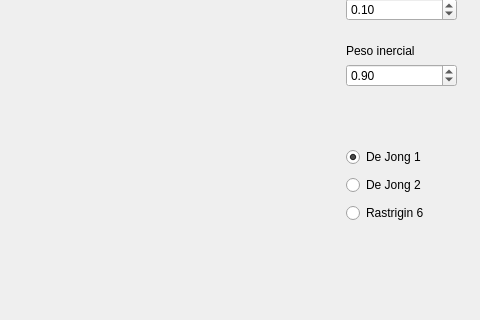
Old version of the form mainwindow.ui in the repository brunoaibanez/ParticleSwarmOptimization; both pictures show x 294 to 774 and y 165 to 485 of the 774 by 600 pixel window.
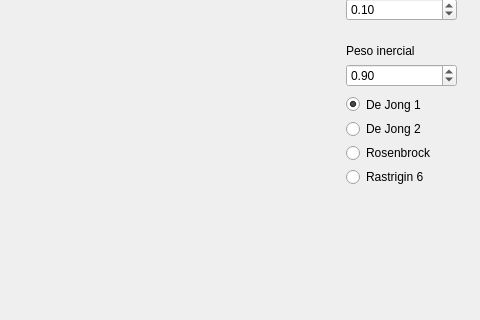
New version of the form.

Commit message: Added new function Rosenbrock and global minimum

Patch:
```diff
--- a/mainwindow.ui
+++ b/mainwindow.ui
@@ -189,9 +189,9 @@
     <property name="geometry">
      <rect>
       <x>640</x>
-      <y>310</y>
+      <y>260</y>
       <width>111</width>
-      <height>80</height>
+      <height>91</height>
      </rect>
     </property>
     <layout class="QVBoxLayout" name="verticalLayout_2">
@@ -212,6 +212,13 @@
        </property>
       </widget>
      </item>
+     <item>
+      <widget class="QRadioButton" name="RosenbrockButton">
+       <property name="text">
+        <string>Rosenbrock</string>
+       </property>
+      </widget>
+     </item>
      <item>
       <widget class="QRadioButton" name="RastriginButton6">
        <property name="text">
```
The commit also changes 11 other files.
